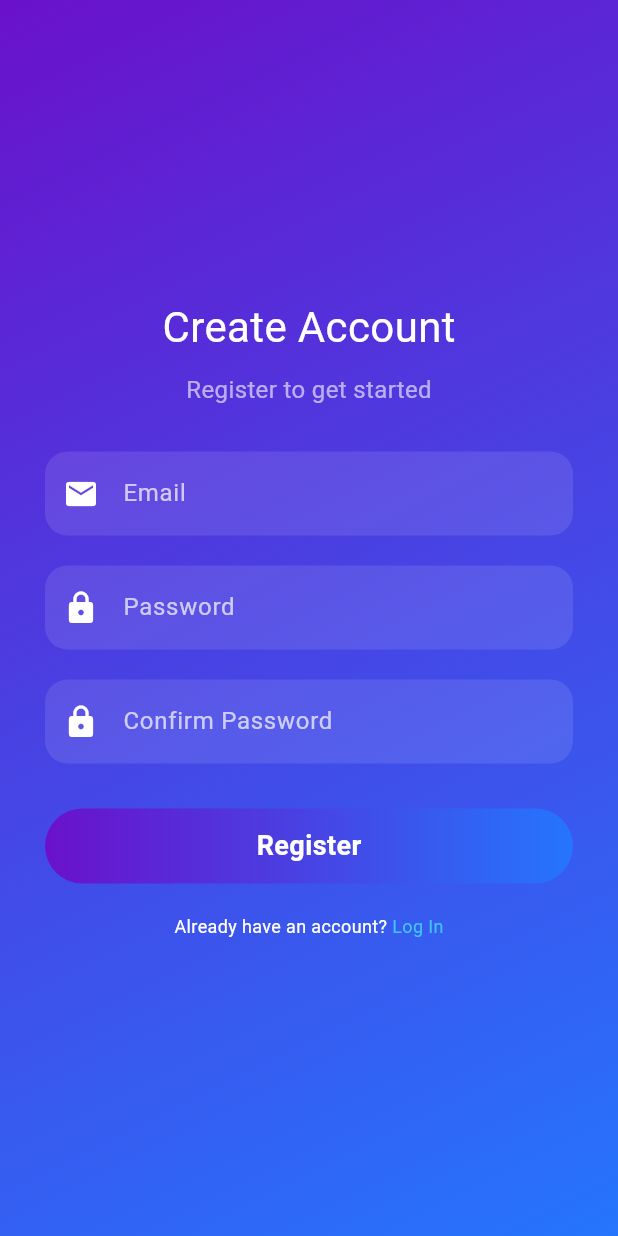
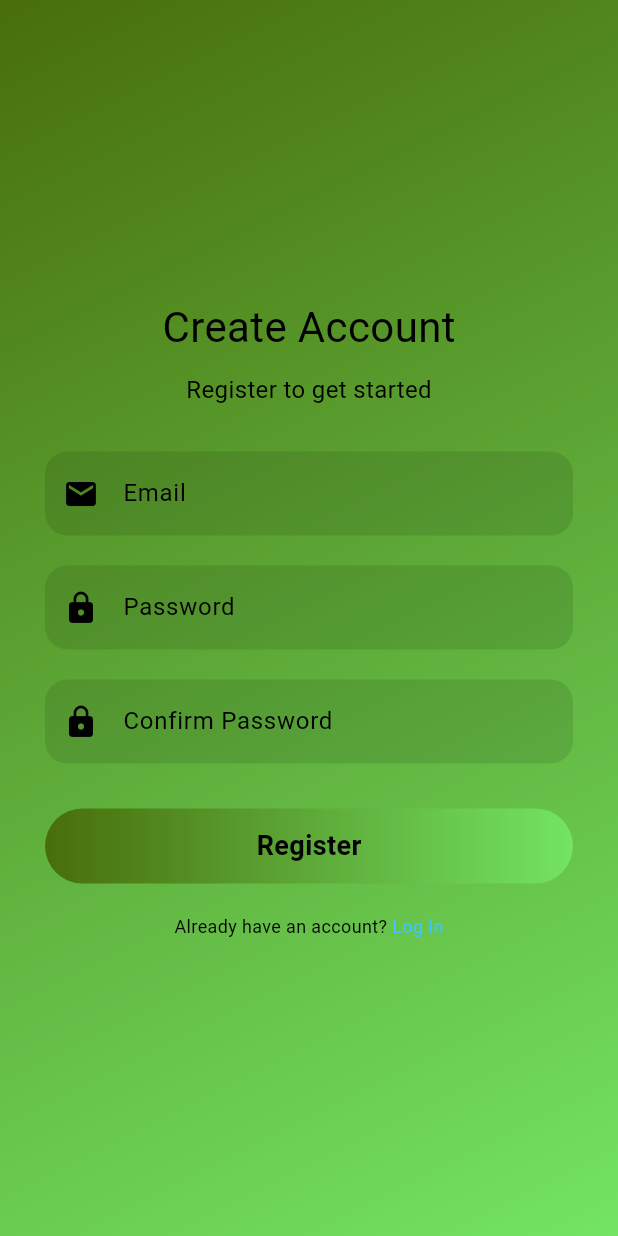
Before and after one commit to ShubhamRGavhane/flutter-app, a Flutter app: the screen it shows after launch, after a tap on "Register", on a phone screen of 412 x 824 dp. Run offline on Flutter 3.47's test engine with Material 3 defaults, Android fonts, the phone set to English and light mode, and no system bars; our stand-ins replace carousel_slider, cloud_firestore, firebase_auth, firebase_core, get; accounts and stored records are empty.

Commit message:
updated UI

```diff
--- a/lib/screens/login_screen.dart
+++ b/lib/screens/login_screen.dart
@@ -38,7 +38,10 @@ class _LoginScreenState extends State<LoginScreen> {
       body: Container(
         decoration: const BoxDecoration(
           gradient: LinearGradient(
-            colors: [Color(0xFF6A11CB), Color(0xFF2575FC)],
+            colors: [
+              Color.fromARGB(255, 72, 110, 10),
+              Color.fromARGB(255, 115, 228, 100)
+            ],
             begin: Alignment.topLeft,
             end: Alignment.bottomRight,
           ),
@@ -54,24 +57,24 @@ class _LoginScreenState extends State<LoginScreen> {
                   const TextWidget(
                     text: "Welcome Back!",
                     fontSize: 28,
-                    color: Colors.white,
+                    color: Colors.black,
                   ),
                   const SizedBox(height: 10),
                   const TextWidget(
                     text: "Login to your account",
                     fontSize: 16,
-                    color: Colors.white60,
+                    color: Colors.black,
                   ),
                   const SizedBox(height: 30),
                   TextFormField(
                     controller: _emailController,
-                    style: const TextStyle(color: Colors.white),
+                    style: const TextStyle(color: Colors.black),
                     decoration: InputDecoration(
                       filled: true,
-                      fillColor: Colors.white.withOpacity(0.1),
+                      fillColor: Colors.black.withOpacity(0.1),
                       hintText: "Email",
-                      hintStyle: const TextStyle(color: Colors.white70),
-                      prefixIcon: const Icon(Icons.mail, color: Colors.white),
+                      hintStyle: const TextStyle(color: Colors.black),
+                      prefixIcon: const Icon(Icons.mail, color: Colors.black),
                       border: OutlineInputBorder(
                         borderRadius: BorderRadius.circular(15),
                         borderSide: BorderSide.none,
@@ -85,13 +88,13 @@ class _LoginScreenState extends State<LoginScreen> {
                   TextFormField(
                     controller: _passwordController,
                     obscureText: true,
-                    style: const TextStyle(color: Colors.white),
+                    style: const TextStyle(color: Colors.black),
                     decoration: InputDecoration(
                       filled: true,
-                      fillColor: Colors.white.withOpacity(0.1),
+                      fillColor: Colors.black.withOpacity(0.1),
                       hintText: "Password",
-                      hintStyle: const TextStyle(color: Colors.white70),
-                      prefixIcon: const Icon(Icons.lock, color: Colors.white),
+                      hintStyle: const TextStyle(color: Colors.black),
+                      prefixIcon: const Icon(Icons.lock, color: Colors.black),
                       border: OutlineInputBorder(
                         borderRadius: BorderRadius.circular(15),
                         borderSide: BorderSide.none,
@@ -114,7 +117,7 @@ class _LoginScreenState extends State<LoginScreen> {
                         ),
                       ),
                       const TextWidget(
-                          text: "Remember Me", color: Colors.white),
+                          text: "Remember Me", color: Colors.black),
                     ],
                   ),
                   const SizedBox(height: 30),
@@ -138,7 +141,10 @@ class _LoginScreenState extends State<LoginScreen> {
                       width: double.infinity,
                       decoration: BoxDecoration(
                         gradient: const LinearGradient(
-                          colors: [Color(0xFF6A11CB), Color(0xFF2575FC)],
+                          colors: [
+                            Color.fromARGB(255, 72, 110, 10),
+                            Color.fromARGB(255, 115, 228, 100)
+                          ],
                           begin: Alignment.centerLeft,
                           end: Alignment.centerRight,
                         ),
@@ -147,7 +153,7 @@ class _LoginScreenState extends State<LoginScreen> {
                       alignment: Alignment.center,
                       child: const TextWidget(
                         text: "Log In",
-                        color: Colors.white,
+                        color: Colors.black,
                         fontSize: 18,
                         fontWeight: FontWeight.bold,
                       ),
@@ -159,7 +165,7 @@ class _LoginScreenState extends State<LoginScreen> {
                     children: [
                       const TextWidget(
                         text: "Don't have an account?",
-                        color: Colors.white,
+                        color: Colors.black,
                       ),
                       GestureDetector(
                         onTap: () {
--- a/lib/screens/register_screen.dart
+++ b/lib/screens/register_screen.dart
@@ -27,7 +27,10 @@ class _RegisterScreenState extends State<RegisterScreen> {
       body: Container(
         decoration: const BoxDecoration(
           gradient: LinearGradient(
-            colors: [Color(0xFF6A11CB), Color(0xFF2575FC)],
+            colors: [
+              Color.fromARGB(255, 72, 110, 10),
+              Color.fromARGB(255, 115, 228, 100)
+            ],
             begin: Alignment.topLeft,
             end: Alignment.bottomRight,
           ),
@@ -43,13 +46,13 @@ class _RegisterScreenState extends State<RegisterScreen> {
                   const TextWidget(
                     text: "Create Account",
                     fontSize: 28,
-                    color: Colors.white,
+                    color: Colors.black,
                   ),
                   const SizedBox(height: 10),
                   const TextWidget(
                     text: "Register to get started",
                     fontSize: 16,
-                    color: Colors.white60,
+                    color: Colors.black,
                   ),
                   const SizedBox(height: 30),
                   buildTextField(
@@ -102,7 +105,10 @@ class _RegisterScreenState extends State<RegisterScreen> {
                       width: double.infinity,
                       decoration: BoxDecoration(
                         gradient: const LinearGradient(
-                          colors: [Color(0xFF6A11CB), Color(0xFF2575FC)],
+                          colors: [
+                            Color.fromARGB(255, 72, 110, 10),
+                            Color.fromARGB(255, 115, 228, 100)
+                          ],
                           begin: Alignment.centerLeft,
                           end: Alignment.centerRight,
                         ),
@@ -111,7 +117,7 @@ class _RegisterScreenState extends State<RegisterScreen> {
                       alignment: Alignment.center,
                       child: const TextWidget(
                         text: "Register",
-                        color: Colors.white,
+                        color: Colors.black,
                         fontSize: 18,
                         fontWeight: FontWeight.bold,
                       ),
@@ -123,7 +129,7 @@ class _RegisterScreenState extends State<RegisterScreen> {
                     children: [
                       const TextWidget(
                         text: "Already have an account?",
-                        color: Colors.white,
+                        color: Colors.black,
                       ),
                       GestureDetector(
                         onTap: () {
@@ -159,13 +165,13 @@ class _RegisterScreenState extends State<RegisterScreen> {
     return TextFormField(
       controller: controller,
       obscureText: obscureText,
-      style: const TextStyle(color: Colors.white),
+      style: const TextStyle(color: Colors.black),
       decoration: InputDecoration(
         filled: true,
-        fillColor: Colors.white.withOpacity(0.1),
+        fillColor: Colors.black.withOpacity(0.1),
         hintText: hintText,
-        hintStyle: const TextStyle(color: Colors.white70),
-        prefixIcon: Icon(icon, color: Colors.white),
+        hintStyle: const TextStyle(color: Colors.black),
+        prefixIcon: Icon(icon, color: Colors.black),
         border: OutlineInputBorder(
           borderRadius: BorderRadius.circular(15),
           borderSide: BorderSide.none,
```
